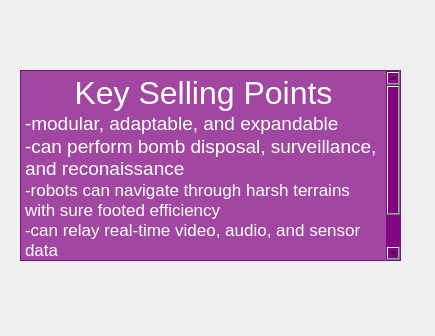
Qt form CS1C-Project-Master/sellpoint.ui (AustinVaday/CS1C-Class-Project) before a commit.
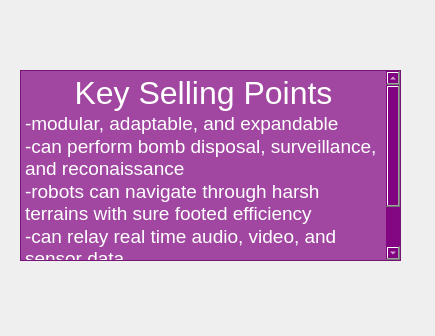
The same form after that commit. Icons and pictures are not drawn.

Commit message: Updated testimonial, selling points, physical environments

```diff
--- a/CS1C-Project-Master/sellpoint.ui
+++ b/CS1C-Project-Master/sellpoint.ui
@@ -31,8 +31,9 @@
     <bool>false</bool>
    </property>
    <property name="styleSheet">
-    <string notr="true">font: 13pt &quot;Optima&quot;;
+    <string notr="true">font: 13pt &quot;American TypeWriter&quot;;
 background-color: rgba(128, 0, 128, 179);
+color: white;
 
 </string>
    </property>
@@ -40,13 +41,13 @@
     <string>&lt;!DOCTYPE HTML PUBLIC &quot;-//W3C//DTD HTML 4.0//EN&quot; &quot;http://www.w3.org/TR/REC-html40/strict.dtd&quot;&gt;
 &lt;html&gt;&lt;head&gt;&lt;meta name=&quot;qrichtext&quot; content=&quot;1&quot; /&gt;&lt;style type=&quot;text/css&quot;&gt;
 p, li { white-space: pre-wrap; }
-&lt;/style&gt;&lt;/head&gt;&lt;body style=&quot; font-family:'Optima'; font-size:13pt; font-weight:400; font-style:normal;&quot;&gt;
-&lt;p align=&quot;center&quot; style=&quot; margin-top:0px; margin-bottom:0px; margin-left:0px; margin-right:0px; -qt-block-indent:0; text-indent:0px;&quot;&gt;&lt;span style=&quot; font-family:'.Lucida Grande UI'; font-size:24pt; color:#ffffff;&quot;&gt;Key Selling Points&lt;/span&gt;&lt;/p&gt;
-&lt;p style=&quot; margin-top:0px; margin-bottom:0px; margin-left:0px; margin-right:0px; -qt-block-indent:0; text-indent:0px;&quot;&gt;&lt;span style=&quot; font-family:'.Lucida Grande UI'; font-size:14pt; color:#ffffff;&quot;&gt;-modular, adaptable, and expandable&lt;/span&gt;&lt;/p&gt;
-&lt;p style=&quot; margin-top:0px; margin-bottom:0px; margin-left:0px; margin-right:0px; -qt-block-indent:0; text-indent:0px;&quot;&gt;&lt;span style=&quot; font-family:'.Lucida Grande UI'; font-size:14pt; color:#ffffff;&quot;&gt;-can perform bomb disposal, surveillance, and reconaissance&lt;/span&gt;&lt;/p&gt;
-&lt;p style=&quot; margin-top:0px; margin-bottom:0px; margin-left:0px; margin-right:0px; -qt-block-indent:0; text-indent:0px;&quot;&gt;&lt;span style=&quot; font-family:'.Lucida Grande UI'; color:#ffffff;&quot;&gt;-robots can navigate through harsh terrains with sure footed efficiency&lt;/span&gt;&lt;/p&gt;
-&lt;p style=&quot; margin-top:0px; margin-bottom:0px; margin-left:0px; margin-right:0px; -qt-block-indent:0; text-indent:0px;&quot;&gt;&lt;span style=&quot; font-family:'.Lucida Grande UI'; color:#ffffff;&quot;&gt;-can relay real-time video, audio, and sensor data&lt;/span&gt;&lt;/p&gt;
-&lt;p style=&quot; margin-top:0px; margin-bottom:0px; margin-left:0px; margin-right:0px; -qt-block-indent:0; text-indent:0px;&quot;&gt;&lt;span style=&quot; font-family:'.Lucida Grande UI'; color:#ffffff;&quot;&gt;-will greatly enhance public safety and reduce casualities during wartime&lt;/span&gt;&lt;/p&gt;&lt;/body&gt;&lt;/html&gt;</string>
+&lt;/style&gt;&lt;/head&gt;&lt;body style=&quot; font-family:'American TypeWriter'; font-size:13pt; font-weight:400; font-style:normal;&quot;&gt;
+&lt;p align=&quot;center&quot; style=&quot; margin-top:0px; margin-bottom:0px; margin-left:0px; margin-right:0px; -qt-block-indent:0; text-indent:0px;&quot;&gt;&lt;span style=&quot; font-size:24pt;&quot;&gt;Key Selling Points&lt;/span&gt;&lt;/p&gt;
+&lt;p style=&quot; margin-top:0px; margin-bottom:0px; margin-left:0px; margin-right:0px; -qt-block-indent:0; text-indent:0px;&quot;&gt;&lt;span style=&quot; font-size:14pt;&quot;&gt;-modular, adaptable, and expandable&lt;/span&gt;&lt;/p&gt;
+&lt;p style=&quot; margin-top:0px; margin-bottom:0px; margin-left:0px; margin-right:0px; -qt-block-indent:0; text-indent:0px;&quot;&gt;&lt;span style=&quot; font-size:14pt;&quot;&gt;-can perform bomb disposal, surveillance, and reconaissance&lt;/span&gt;&lt;/p&gt;
+&lt;p style=&quot; margin-top:0px; margin-bottom:0px; margin-left:0px; margin-right:0px; -qt-block-indent:0; text-indent:0px;&quot;&gt;&lt;span style=&quot; font-size:14pt;&quot;&gt;-robots can navigate through harsh terrains with sure footed efficiency&lt;/span&gt;&lt;/p&gt;
+&lt;p style=&quot; margin-top:0px; margin-bottom:0px; margin-left:0px; margin-right:0px; -qt-block-indent:0; text-indent:0px;&quot;&gt;&lt;span style=&quot; font-size:14pt;&quot;&gt;-can relay real time audio, video, and sensor data&lt;/span&gt;&lt;/p&gt;
+&lt;p style=&quot; margin-top:0px; margin-bottom:0px; margin-left:0px; margin-right:0px; -qt-block-indent:0; text-indent:0px;&quot;&gt;&lt;span style=&quot; font-size:14pt;&quot;&gt;-will greatly enhance public safety and reduce casualities during wartime&lt;/span&gt;&lt;/p&gt;&lt;/body&gt;&lt;/html&gt;</string>
    </property>
   </widget>
  </widget>
```
The commit also changes 1 other file.
